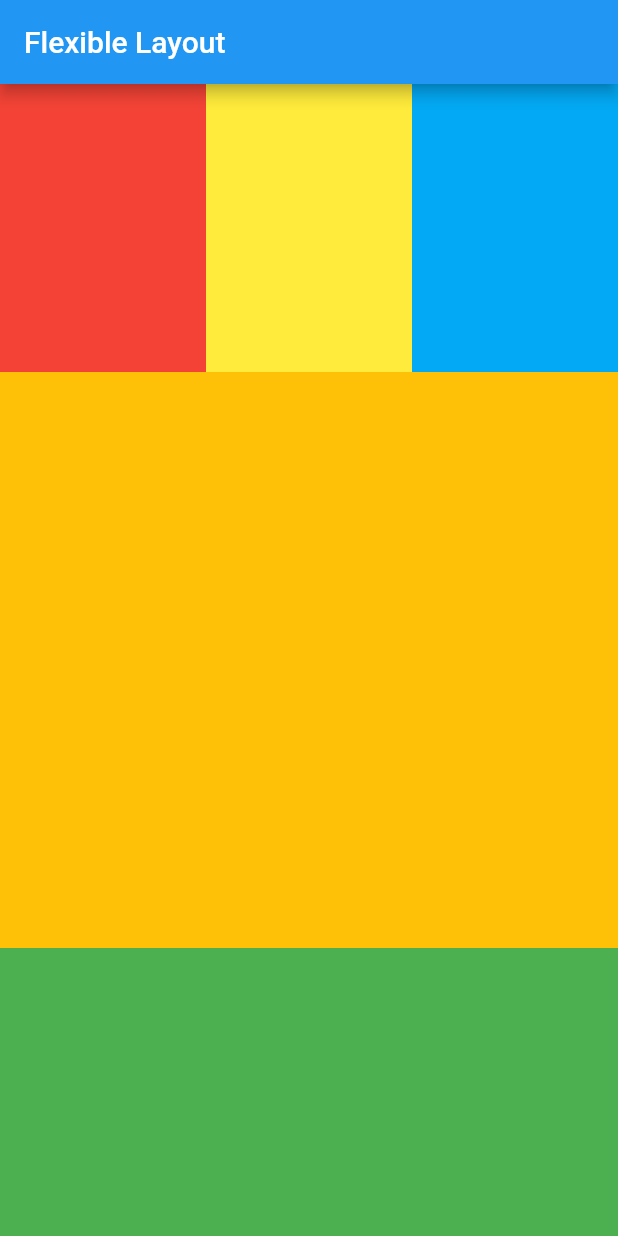
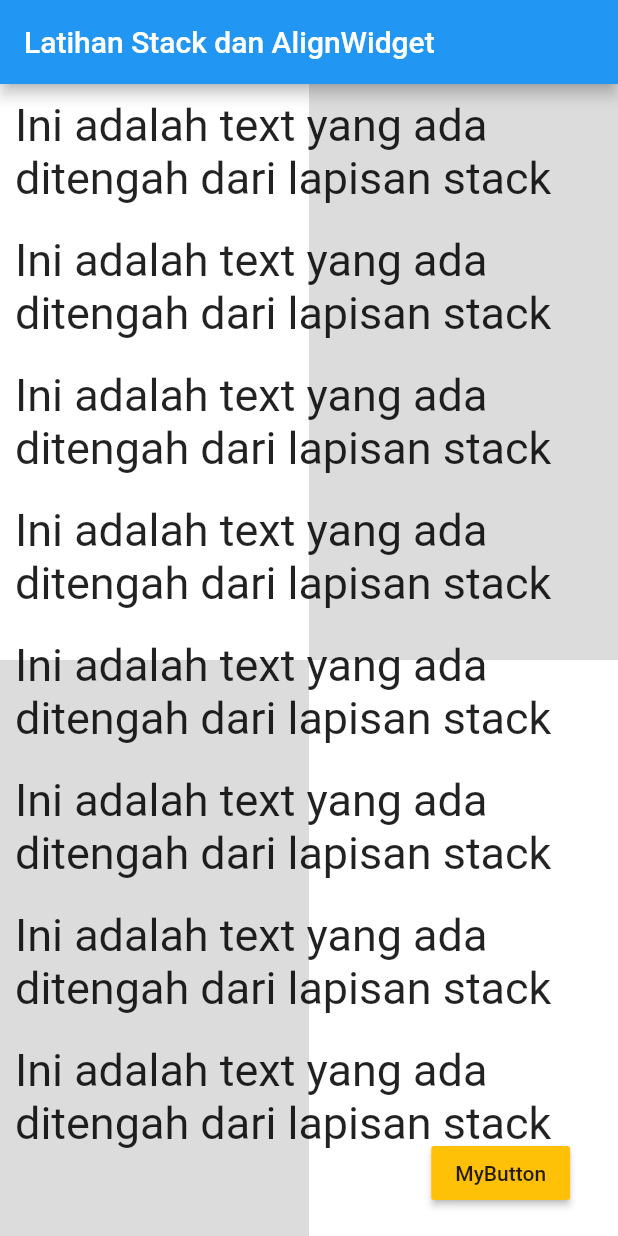
Before and after one commit to gzeinnumer/flutter_fundamental_yt, a Flutter app: the screen it shows after launch, on a phone screen of 412 x 824 dp. Run offline on Flutter 3.47's test engine with Material 2 defaults, Android fonts, the phone set to English and light mode, and no system bars.

Commit message:
Stack, seperti coordinator rumus nya disini adalah. yang atas akan ada ditampilkan paling awal, makin ke bawah maka makin di atas lah tamplannya,
Align -> rumus Alignment(x,y)
x -> -1 , 0 , 1
y -> -1
      0
      1

```diff
--- a/lib/main.dart
+++ b/lib/main.dart
@@ -10,12 +10,13 @@ class MyApp extends StatelessWidget {
   @override
   Widget build(BuildContext context) {
     return MaterialApp(
-      debugShowCheckedModeBanner: false,
       home: Scaffold(
         appBar: AppBar(
-          title: Text("Flexible Layout"),
+          title: Text("Latihan Stack dan AlignWidget"),
         ),
-        body: Column(
+        body: Stack(
+          children: <Widget>[
+            Column(
               children: [
                 Flexible(
                   flex: 1,
@@ -23,37 +24,99 @@ class MyApp extends StatelessWidget {
                     children: [
                       Flexible(
                         flex: 1,
-                    child: Container(
-                      color: Colors.red,
-                    ),
+                        child: Container(color: Colors.white),
                       ),
                       Flexible(
                         flex: 1,
-                    child: Container(
-                      color: Colors.yellow,
-                    ),
-                  ),
-                  Flexible(
-                    flex: 1,
-                    child: Container(
-                      color: Colors.lightBlue,
-                    ),
+                        child: Container(color: Colors.black12),
                       ),
                     ],
                   ),
                 ),
                 Flexible(
-              flex: 2,
-              child: Container(
-                color: Colors.amber,
+                  flex: 1,
+                  child: Row(
+                    children: [
+                      Flexible(
+                          flex: 1, child: Container(color: Colors.black12)),
+                      Flexible(flex: 1, child: Container(color: Colors.white)),
+                    ],
+                  ),
+                )
+              ],
+            ),
+            ListView(
+              children: [
+                Column(
+                  children: [
+                    Container(
+                      margin: EdgeInsets.all(10),
+                      child: Text(
+                        "Ini adalah text yang ada ditengah dari lapisan stack",
+                        style: TextStyle(fontSize: 30),
                       ),
                     ),
-            Flexible(
-              flex: 1,
-              child: Container(
-                color: Colors.green,
+                    Container(
+                      margin: EdgeInsets.all(10),
+                      child: Text(
+                        "Ini adalah text yang ada ditengah dari lapisan stack",
+                        style: TextStyle(fontSize: 30),
                       ),
-            )
+                    ),
+                    Container(
+                      margin: EdgeInsets.all(10),
+                      child: Text(
+                        "Ini adalah text yang ada ditengah dari lapisan stack",
+                        style: TextStyle(fontSize: 30),
+                      ),
+                    ),
+                    Container(
+                      margin: EdgeInsets.all(10),
+                      child: Text(
+                        "Ini adalah text yang ada ditengah dari lapisan stack",
+                        style: TextStyle(fontSize: 30),
+                      ),
+                    ),
+                    Container(
+                      margin: EdgeInsets.all(10),
+                      child: Text(
+                        "Ini adalah text yang ada ditengah dari lapisan stack",
+                        style: TextStyle(fontSize: 30),
+                      ),
+                    ),
+                    Container(
+                      margin: EdgeInsets.all(10),
+                      child: Text(
+                        "Ini adalah text yang ada ditengah dari lapisan stack",
+                        style: TextStyle(fontSize: 30),
+                      ),
+                    ),
+                    Container(
+                      margin: EdgeInsets.all(10),
+                      child: Text(
+                        "Ini adalah text yang ada ditengah dari lapisan stack",
+                        style: TextStyle(fontSize: 30),
+                      ),
+                    ),
+                    Container(
+                      margin: EdgeInsets.all(10),
+                      child: Text(
+                        "Ini adalah text yang ada ditengah dari lapisan stack",
+                        style: TextStyle(fontSize: 30),
+                      ),
+                    ),
+                  ],
+                ),
+              ],
+            ),
+            Align(
+              alignment: Alignment(0.80, 0.95),
+              child: RaisedButton(
+                child: Text("MyButton"),
+                color: Colors.amber,
+                onPressed: () {},
+              ),
+            ),
           ],
         ),
       ),
```
Lines whose indentation alone changed are shown as unchanged.
